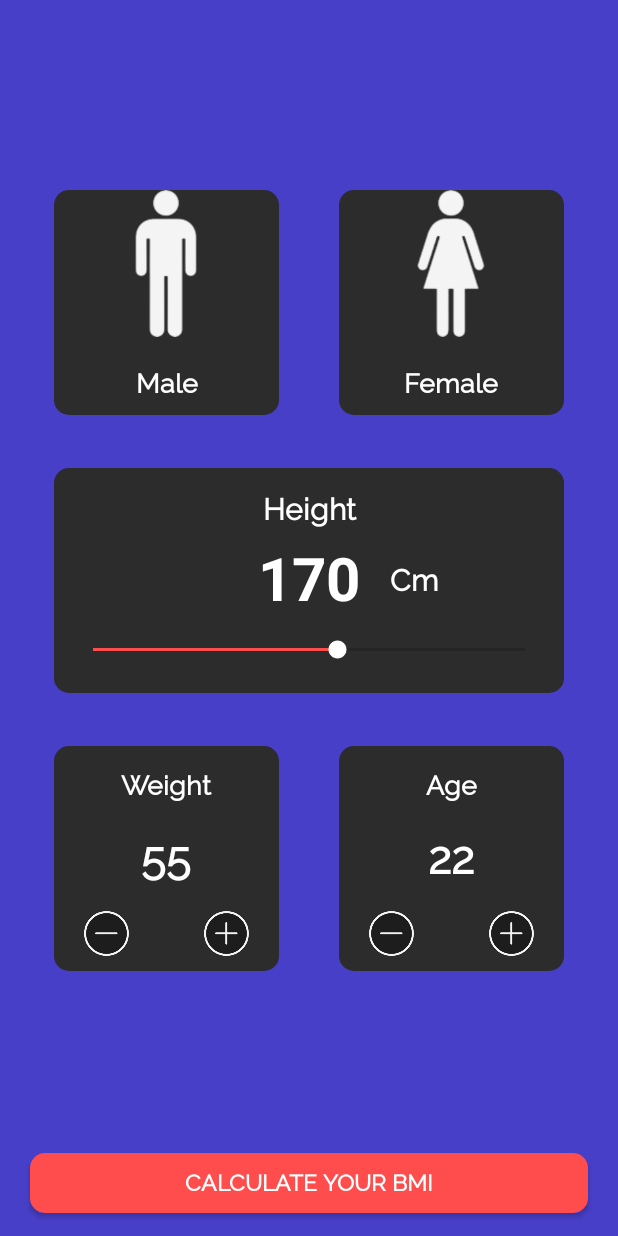
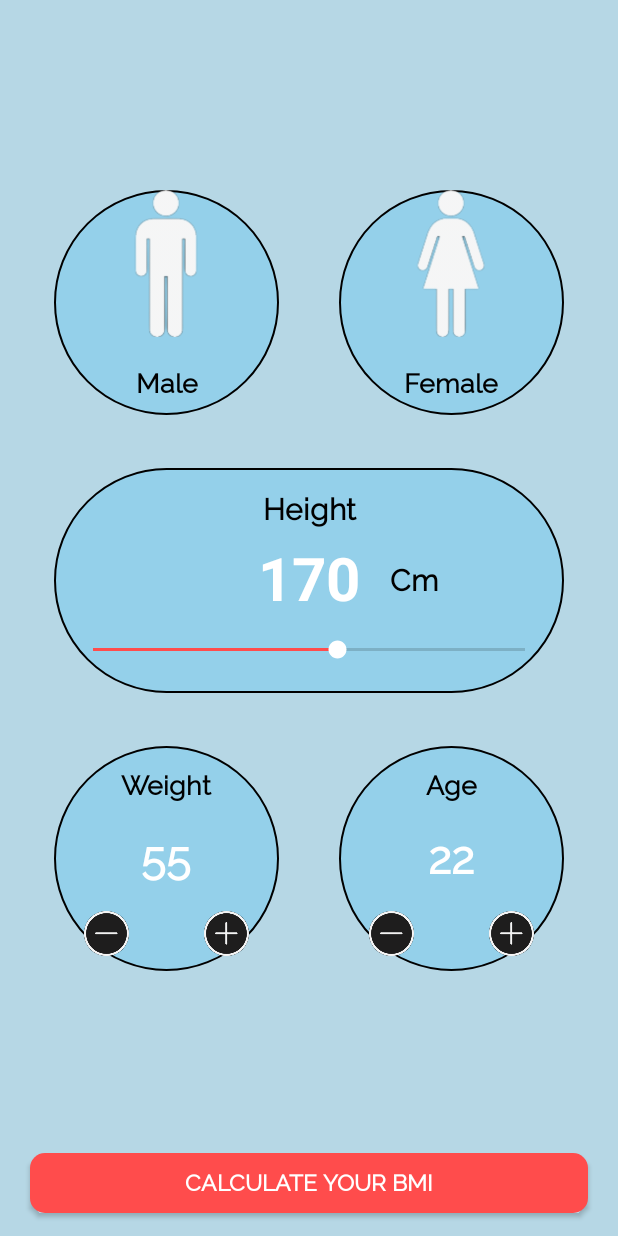
Before and after one commit to raj121276thakre/BMI-Analyzer, an Android app: the screen it shows after launch (MainActivity), on a phone screen of 412 x 824 dp. Run offline under Robolectric (Android 15) with nearby library versions, the phone set to English and light mode, and no system bars.

Commit message:
1] Blue design

```diff
--- a/app/src/main/java/com/rajapps/bmianalyzer/BmiActivity.java
+++ b/app/src/main/java/com/rajapps/bmianalyzer/BmiActivity.java
@@ -67,8 +67,10 @@ public class BmiActivity extends AppCompatActivity {
         intheight=Float.parseFloat(height);
         intweight=Float.parseFloat(weight);
 
+        //...................formula for calculating BMI.........
         intheight=intheight/100;
         intbmi=intweight/(intheight*intheight);
+        //...................formula for calculating BMI.........
 
         mbmi=Float.toString(intbmi);
         System.out.println(mbmi);
--- a/app/src/main/res/drawable/cardbackgroung.xml
+++ b/app/src/main/res/drawable/cardbackgroung.xml
@@ -3,11 +3,15 @@
     android:shape="rectangle"
     >
 
-    <solid android:color="#2C2C2C">
+<!--    <solid android:color="#2C2C2C">-->
+    <solid android:color="#3000B0FF">
 
     </solid>
 
-    <corners android:radius="10dp">
+    <stroke android:color="@color/black"
+        android:width="1dp"/>
+
+    <corners android:radius="145dp">
 
     </corners>
 
--- a/app/src/main/res/drawable/malefemalefocus.xml
+++ b/app/src/main/res/drawable/malefemalefocus.xml
@@ -1,7 +1,10 @@
 <?xml version="1.0" encoding="utf-8"?>
 <shape xmlns:android="http://schemas.android.com/apk/res/android"
     android:shape="rectangle">
-    <solid android:color="#474646"/>
-    <corners android:radius="10dp"/>
+<!--    <solid android:color="#474646"/>-->
+    <solid android:color="#3000B0FF"/>
+    <stroke android:color="#FF4C4C"
+        android:width="2dp"/>
+    <corners android:radius="145dp"/>
 
 </shape>
--- a/app/src/main/res/drawable/malefemalenotfocus.xml
+++ b/app/src/main/res/drawable/malefemalenotfocus.xml
@@ -1,7 +1,9 @@
 <?xml version="1.0" encoding="utf-8"?>
 <shape xmlns:android="http://schemas.android.com/apk/res/android"
     android:shape="rectangle">
-    <solid android:color="#2C2C2C"/>
-    <corners android:radius="10dp"/>
+    <solid android:color="#3000B0FF"/>
+    <stroke android:color="@color/black"
+        android:width="1dp"/>
+    <corners android:radius="145dp"/>
 
 </shape>
--- a/app/src/main/res/layout/activity_bmi.xml
+++ b/app/src/main/res/layout/activity_bmi.xml
@@ -5,7 +5,7 @@
     android:layout_width="match_parent"
     android:layout_height="match_parent"
     android:id="@+id/background"
-    android:background="@color/halfwarn"
+    android:background="@color/background"
     tools:context=".BmiActivity">
 
 
@@ -51,7 +51,7 @@
             android:layout_centerHorizontal="true"
             android:layout_marginTop="15dp"
             android:text="Gender"
-            android:textColor="@color/white"
+            android:textColor="@color/black"
             android:textSize="17sp"
             android:textStyle="bold" />
 
@@ -64,7 +64,7 @@
             android:layout_marginTop="15dp"
             android:fontFamily="@font/raleway"
             android:text="Your BMI Category Is"
-            android:textColor="@color/white"
+            android:textColor="@color/black"
             android:textSize="25sp"
             android:textStyle="bold">
 
--- a/app/src/main/res/layout/activity_main.xml
+++ b/app/src/main/res/layout/activity_main.xml
@@ -3,7 +3,7 @@
     xmlns:tools="http://schemas.android.com/tools"
     android:layout_width="match_parent"
     android:layout_height="match_parent"
-    android:background="@color/halfwarn"
+    android:background="@color/background"
     tools:context=".MainActivity">
 
 
@@ -51,7 +51,7 @@
             android:layout_width="match_parent"
             android:layout_height="wrap_content"
             android:textSize="18sp"
-            android:textColor="@color/white"
+            android:textColor="@color/black"
             android:text="@string/male"
             android:id="@+id/textmale"
             android:textStyle="bold"
@@ -91,7 +91,7 @@
             android:layout_width="match_parent"
             android:layout_height="wrap_content"
             android:textSize="18sp"
-            android:textColor="@color/white"
+            android:textColor="@color/black"
             android:text="@string/femaletext"
             android:id="@+id/textfemale"
             android:textStyle="bold"
@@ -124,7 +124,7 @@
             android:textStyle="bold"
             android:fontFamily="@font/raleway"
             android:layout_height="wrap_content"
-            android:textColor="@color/white"
+            android:textColor="@color/black"
             android:text="@string/height"
             android:textSize="20sp">
 
@@ -149,14 +149,14 @@
         <TextView
             android:layout_width="wrap_content"
             android:layout_height="wrap_content"
+            android:layout_centerInParent="true"
+            android:layout_marginStart="20dp"
+            android:layout_toEndOf="@id/currentheight"
+            android:fontFamily="@font/raleway"
             android:text="@string/unit"
+            android:textColor="@color/black"
             android:textSize="20sp"
-            android:fontFamily="@font/raleway"
-            android:textStyle="bold"
-            android:layout_toEndOf="@id/currentheight"
-            android:layout_marginStart="20dp"
-            android:layout_centerInParent="true"
-            android:textColor="@color/white" />
+            android:textStyle="bold" />
 
 
         <SeekBar
@@ -212,7 +212,7 @@
             android:layout_width="match_parent"
             android:layout_height="wrap_content"
             android:textSize="18sp"
-            android:textColor="@color/white"
+            android:textColor="@color/black"
             android:text="@string/weight"
             android:fontFamily="@font/raleway"
             android:id="@+id/textweight"
@@ -302,7 +302,7 @@
             android:layout_width="match_parent"
             android:layout_height="wrap_content"
             android:textSize="18sp"
-            android:textColor="@color/white"
+            android:textColor="@color/black"
             android:text="@string/age"
             android:fontFamily="@font/raleway"
             android:layout_marginTop="15dp"
--- a/app/src/main/res/values/colors.xml
+++ b/app/src/main/res/values/colors.xml
@@ -7,8 +7,14 @@
     <color name="teal_200">#FF03DAC5</color>
     <color name="teal_700">#FF018786</color>
     <color name="black">#FF000000</color>
+
     <color name="white">#FFFFFFFF</color>
+
+
     <color name="trans">#00000000</color>
     <color name="warn">#FF1313</color>
     <color name="halfwarn">#483FC8</color>
+    <color name="green">#5ecb05</color>
+
+    <color name="background">#b6d7e5</color>
 </resources>
```
